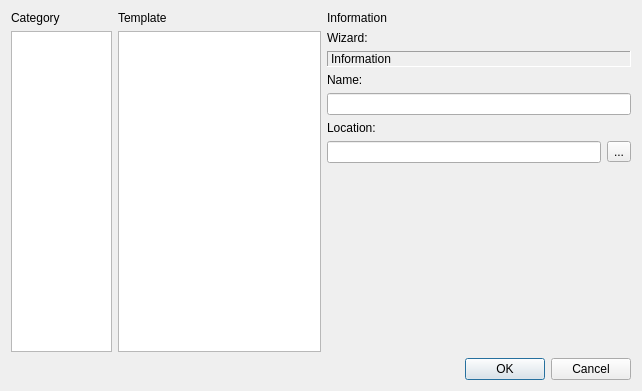
First picture: the form in liteidex/src/liteapp/newfiledialog.ui, repository seanxyh/liteide, before the edit.
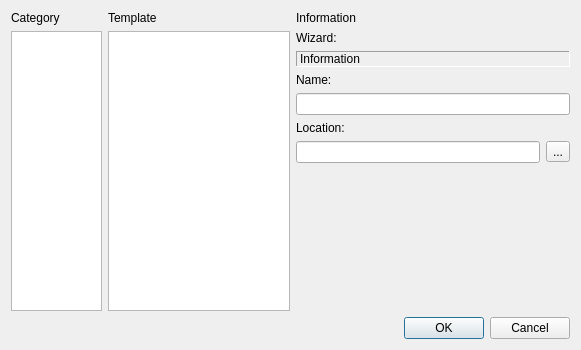
Second picture: the form after the edit.

The edit to the form file:
```diff
--- a/liteidex/src/liteapp/newfiledialog.ui
+++ b/liteidex/src/liteapp/newfiledialog.ui
@@ -6,8 +6,8 @@
    <rect>
     <x>0</x>
     <y>0</y>
-    <width>642</width>
-    <height>391</height>
+    <width>581</width>
+    <height>350</height>
    </rect>
   </property>
   <property name="windowTitle">
```
